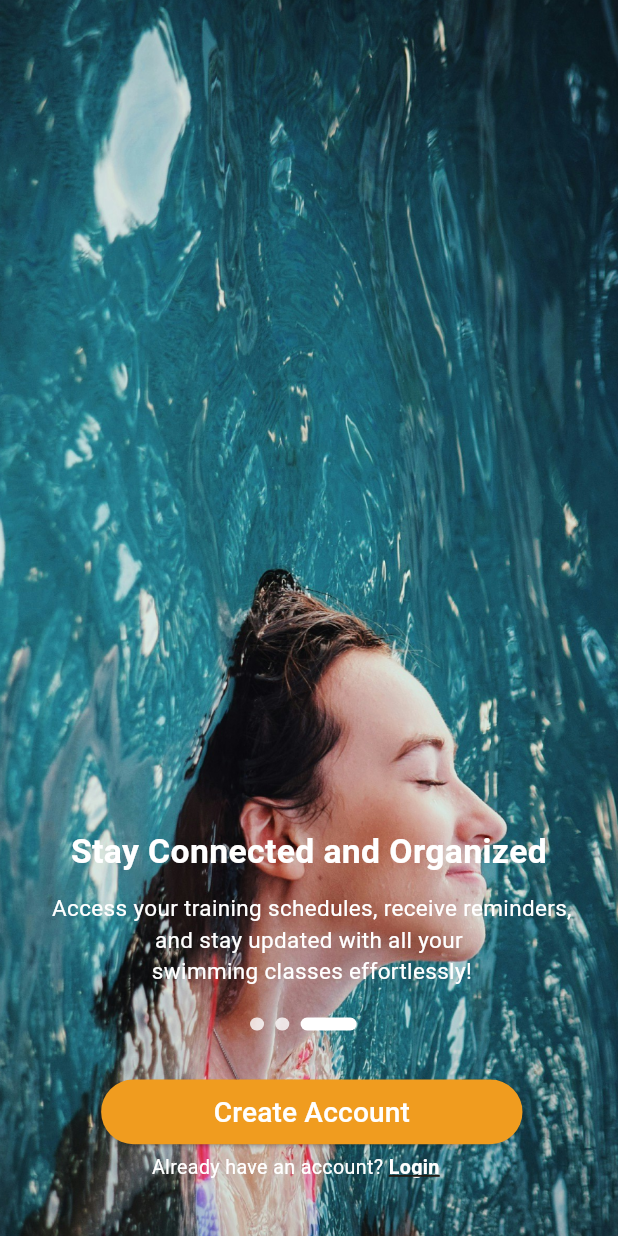
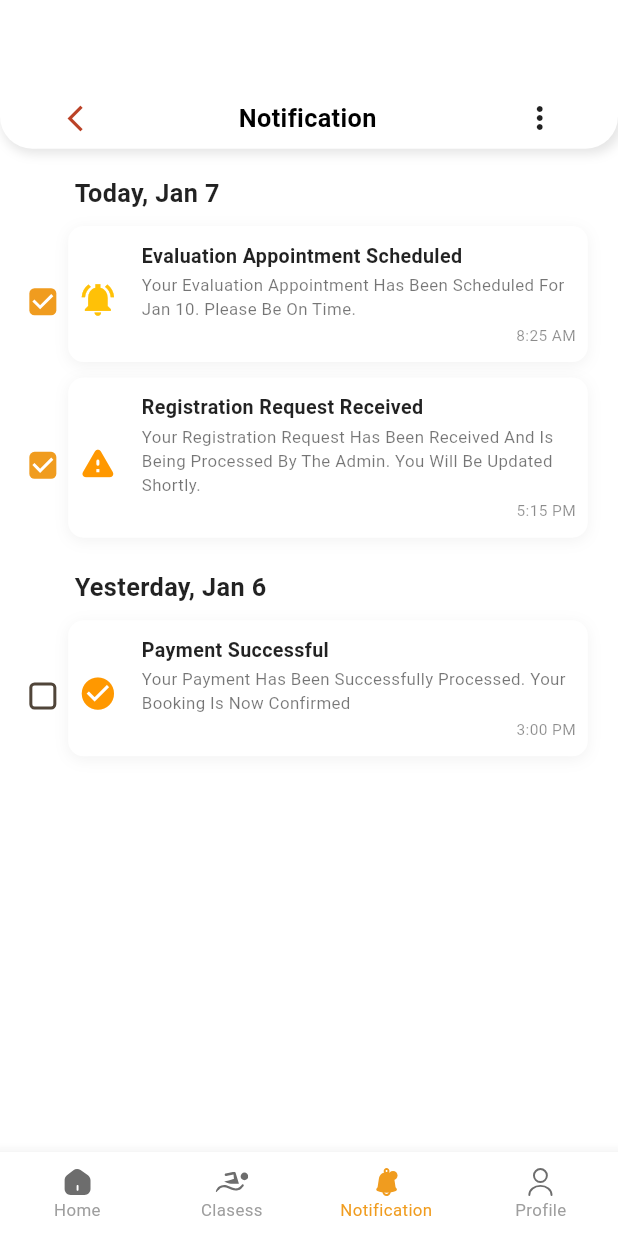
Before and after one commit to AnnotexCo/Hola-Academy, a Flutter app: the screen it shows after launch, swiped to page 3, on a phone screen of 412 x 824 dp. Run offline on Flutter 3.47's test engine with Material 3 defaults, Android fonts, the phone set to English and light mode, and no system bars; our stand-ins replace dropdown_button2, easy_date_timeline, fl_chart, flutter_screenutil, flutter_svg, image_picker and 2 more; project files that could hold a hidden picture were left out.

Commit message:
feat: :zap: Add Notification Screen and Evaluation Appoinment

```diff
--- a/lib/core/Routing/app_router.dart
+++ b/lib/core/Routing/app_router.dart
@@ -8,6 +8,7 @@ import 'package:hola_academy/features/classes/detail_class_screen.dart';
 import 'package:hola_academy/features/classes/program_levl_screen.dart';
 import 'package:hola_academy/features/home/home_screen.dart';
 import 'package:hola_academy/features/layout/layout_screen.dart';
+import 'package:hola_academy/features/notifications/notifications_screen.dart';
 import 'package:hola_academy/features/onboarding/onbording.dart';
 import 'package:hola_academy/features/profile/UI/booked_screen.dart';
 import 'package:hola_academy/features/profile/UI/contact_us_screen.dart';
@@ -92,6 +93,8 @@ class AppRouter {
       // not found
       case Routes.notFoundScreen:
         return MaterialPageRoute(builder: (_) => const NotFoundScreen());
+      case Routes.notificationsScreen:
+        return MaterialPageRoute(builder: (_) => const NotificationsScreen());
 
       default:
         return null;
--- a/lib/core/Routing/routes.dart
+++ b/lib/core/Routing/routes.dart
@@ -18,4 +18,6 @@ class Routes {
   static const String notFoundScreen = "/notFoundScreen";
   static const String bookedScreen = "/bookedScreen";
   static const String analyticsSkillsScreen = "/analyticsSkillsScreen";
+  static const String notificationsScreen = "/notificationsScreen";
+
 }
--- a/lib/features/home/home_screen.dart
+++ b/lib/features/home/home_screen.dart
@@ -2,6 +2,7 @@ import 'package:flutter/material.dart';
 import 'package:flutter_screenutil/flutter_screenutil.dart';
 import 'package:hola_academy/core/constants/color_manager.dart';
 import 'package:hola_academy/features/home/components/add_baner.dart';
+import 'package:hola_academy/features/home/components/evaluation_card.dart';
 import 'package:hola_academy/features/home/components/list_of_programs.dart';
 import 'package:hola_academy/features/home/components/timeline_widget.dart';
 import 'package:hola_academy/features/home/components/welcome_header.dart';
@@ -31,6 +32,7 @@ class HomeScreen extends StatelessWidget {
                   width: double.infinity,
                   child: TimelineWidget(),
                 ),
+                EvaluationAppointmentCard(),
                 Text(
                   "Programs",
                   style: TextStyle(
--- a/lib/features/layout/layout_screen.dart
+++ b/lib/features/layout/layout_screen.dart
@@ -6,7 +6,7 @@ import 'package:hola_academy/core/constants/color_manager.dart';
 import 'package:hola_academy/core/constants/image_manager.dart';
 import 'package:hola_academy/features/classes/classes_screen.dart';
 import 'package:hola_academy/features/home/home_screen.dart';
-import 'package:hola_academy/features/schedule_evaluation/UI/schedule_evaluation_screen.dart';
+import 'package:hola_academy/features/notifications/notifications_screen.dart';
 
 import '../profile/UI/profile_screen.dart';
 
@@ -24,7 +24,7 @@ class _LayoutScreenState extends State<LayoutScreen> {
   final List<Widget> _screens = [
     HomeScreen(),
     ClassesScreen(),
-    ScheduleEvaluationScreen(),
+    NotificationsScreen(),
     ProfileScreen()
   ];
 
--- /dev/null
+++ b/lib/features/notifications/notifications_screen.dart
@@ -0,0 +1,96 @@
+import 'package:flutter/material.dart';
+import 'package:flutter_screenutil/flutter_screenutil.dart';
+import 'package:hola_academy/core/components/custom_app_bar.dart';
+import 'package:hola_academy/core/constants/color_manager.dart';
+import 'package:hola_academy/features/notifications/widgets/notification_item.dart';
+
+class NotificationsScreen extends StatelessWidget {
+  const NotificationsScreen({super.key});
+
+  @override
+  Widget build(BuildContext context) {
+    return Scaffold(
+      backgroundColor: ColorManager.backgroundColor,
+      body: Column(
+        children: [
+          CustomAppBar(
+            title: "Notification",
+            widget: PopupMenuButton<String>(
+              icon: Icon(Icons.more_vert, color: Colors.black87),
+              borderRadius: BorderRadius.circular(12.r),
+              color: ColorManager.backgroundColor,
+              offset: Offset(-15, 40.h),
+              itemBuilder: (context) => [
+                PopupMenuItem(
+                  height: 15.h,
+                  value: 'mark_read',
+                  child: Text('Mark as read'),
+                ),
+                PopupMenuItem(
+                  height: 15.h,
+                  value: 'delete',
+                  child: Text('Delete'),
+                ),
+                PopupMenuItem(
+                  height: 15.h,
+                  value: 'select_all',
+                  child: Text('Select All'),
+                ),
+              ],
+            ),
+          ),
+          Expanded(
+            child: ListView(
+              padding: EdgeInsets.symmetric(horizontal: 8.w, vertical: 8.h),
+              children: [
+                _buildDateHeader('Today, Jan 7'),
+                NotificationItem(
+                  title: 'Evaluation Appointment Scheduled',
+                  message:
+                      'Your Evaluation Appointment Has Been Scheduled For Jan 10. Please Be On Time.',
+                  time: '8:25 AM',
+                  icon: Icons.notifications_active_sharp,
+                  iconColor: Colors.amber,
+                  isSelected: true,
+                ),
+                NotificationItem(
+                  title: 'Registration Request Received',
+                  message:
+                      'Your Registration Request Has Been Received And Is Being Processed By The Admin. You Will Be Updated Shortly.',
+                  time: '5:15 PM',
+                  icon: Icons.warning_rounded,
+                  iconColor: Colors.orange,
+                  isSelected: true,
+                ),
+                _buildDateHeader('Yesterday, Jan 6'),
+                NotificationItem(
+                  title: 'Payment Successful',
+                  message:
+                      'Your Payment Has Been Successfully Processed. Your Booking Is Now Confirmed',
+                  time: '3:00 PM',
+                  icon: Icons.check_circle,
+                  iconColor: Colors.orange,
+                  isSelected: false,
+                ),
+              ],
+            ),
+          ),
+        ],
+      ),
+    );
+  }
+
+  Widget _buildDateHeader(String date) {
+    return Padding(
+      padding: EdgeInsets.symmetric(vertical: 12.h, horizontal: 45.w),
+      child: Text(
+        date,
+        style: TextStyle(
+          fontSize: 18.sp,
+          fontWeight: FontWeight.w600,
+          color: Colors.black87,
+        ),
+      ),
+    );
+  }
+}
--- /dev/null
+++ b/lib/features/notifications/widgets/notification_item.dart
@@ -0,0 +1,121 @@
+import 'package:flutter/material.dart';
+import 'package:flutter_screenutil/flutter_screenutil.dart';
+import 'package:hola_academy/core/constants/color_manager.dart';
+
+// ignore: must_be_immutable
+class NotificationItem extends StatefulWidget {
+  final String title;
+  final String message;
+
+  final String time;
+  final IconData icon;
+  final Color iconColor;
+  bool? isSelected;
+
+  NotificationItem({
+    super.key,
+    required this.title,
+    required this.message,
+    required this.time,
+    required this.icon,
+    required this.iconColor,
+    this.isSelected = false,
+  });
+
+  @override
+  State<NotificationItem> createState() => _NotificationItemState();
+}
+
+class _NotificationItemState extends State<NotificationItem> {
+  @override
+  Widget build(BuildContext context) {
+    return Row(
+      spacing: 9.w,
+      mainAxisAlignment: MainAxisAlignment.center,
+      children: [
+        SizedBox(
+          height: 18.h,
+          width: 18.w,
+          child: Checkbox(
+            activeColor: ColorManager.primaryOrangeColor,
+            checkColor: Colors.white,
+            value: widget.isSelected,
+            onChanged: (value) {
+              setState(() {
+                widget.isSelected = !widget.isSelected!;
+              });
+            },
+            shape: RoundedRectangleBorder(
+              borderRadius: BorderRadius.circular(4.r),
+            ),
+          ),
+        ),
+        Container(
+          width: 370.w,
+          margin: EdgeInsets.only(bottom: 12.h),
+          decoration: BoxDecoration(
+            color: Colors.white,
+            borderRadius: BorderRadius.circular(12.r),
+            boxShadow: [
+              BoxShadow(
+                color: Colors.black.withValues(alpha: 0.05),
+                blurRadius: 8,
+                offset: Offset(0, 2),
+              ),
+            ],
+          ),
+          child: Row(
+            crossAxisAlignment: CrossAxisAlignment.center,
+            children: [
+              Container(
+                padding: EdgeInsets.all(8.r),
+                margin: EdgeInsets.only(top: 8.h),
+                child: Icon(widget.icon, color: widget.iconColor, size: 30.r),
+              ),
+              SizedBox(width: 10.w),
+              Expanded(
+                child: Padding(
+                  padding: EdgeInsets.symmetric(vertical: 12.h),
+                  child: Column(
+                    spacing: 2,
+                    crossAxisAlignment: CrossAxisAlignment.start,
+                    children: [
+                      Text(
+                        widget.title,
+                        style: TextStyle(
+                          fontSize: 14.sp,
+                          fontWeight: FontWeight.w600,
+                          color: Colors.black87,
+                        ),
+                      ),
+                      Text(
+                        widget.message,
+                        style: TextStyle(
+                          fontSize: 12.sp,
+                          color: Colors.black54,
+                        ),
+                      ),
+                      Padding(
+                        padding: const EdgeInsets.only(right: 8.0),
+                        child: Align(
+                          alignment: Alignment.centerRight,
+                          child: Text(
+                            widget.time,
+                            style: TextStyle(
+                              fontSize: 11.sp,
+                              color: Colors.black45,
+                            ),
+                          ),
+                        ),
+                      ),
+                    ],
+                  ),
+                ),
+              ),
+            ],
+          ),
+        ),
+      ],
+    );
+  }
+}
--- a/lib/main.dart
+++ b/lib/main.dart
@@ -20,7 +20,7 @@ class MyApp extends StatelessWidget {
       splitScreenMode: true,
       builder: (context, child) {
         return MaterialApp(
-          initialRoute: Routes.onboarding,
+          initialRoute: Routes.layoutScreen,
           onGenerateRoute: appRouter.generateRoute,
           debugShowCheckedModeBanner: false,
           title: 'Hola Academy',
```
Also changed, not shown: lib/features/classes/classes_screen.dart (+24 -2 lines), lib/features/home/components/evaluation_card.dart (added, +200 -0 lines), assets/images/evaluationImage.png (added), assets/images/evaluationimg.png (added).
